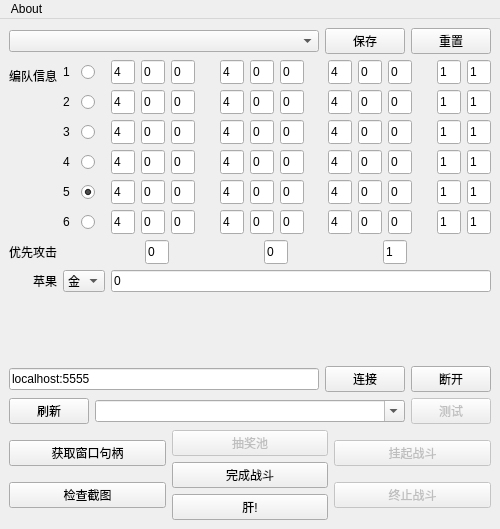
The window that ui/MainWindow.ui (hgjazhgj/FGO-py) describes before a commit, drawn with Qt 5.
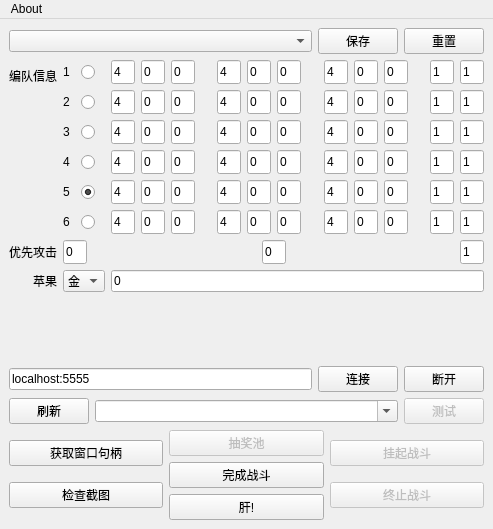
The same window after the commit.

```diff
--- a/ui/MainWindow.ui
+++ b/ui/MainWindow.ui
@@ -7,7 +7,7 @@
    <rect>
     <x>0</x>
     <y>0</y>
-    <width>500</width>
+    <width>493</width>
     <height>529</height>
    </rect>
   </property>
@@ -52,6 +52,9 @@
     </item>
     <item>
      <layout class="QFormLayout" name="LAYOUT_INFO">
+      <property name="rowWrapPolicy">
+       <enum>QFormLayout::WrapLongRows</enum>
+      </property>
       <property name="labelAlignment">
        <set>Qt::AlignRight|Qt::AlignTrailing|Qt::AlignVCenter</set>
       </property>
@@ -2268,6 +2271,12 @@
           <property name="orientation">
            <enum>Qt::Horizontal</enum>
           </property>
+          <property name="sizeHint" stdset="0">
+           <size>
+            <width>0</width>
+            <height>0</height>
+           </size>
+          </property>
          </spacer>
         </item>
         <item>
@@ -2300,6 +2309,12 @@
           <property name="orientation">
            <enum>Qt::Horizontal</enum>
           </property>
+          <property name="sizeHint" stdset="0">
+           <size>
+            <width>0</width>
+            <height>0</height>
+           </size>
+          </property>
          </spacer>
         </item>
         <item>
@@ -2567,7 +2582,7 @@
     <rect>
      <x>0</x>
      <y>0</y>
-     <width>500</width>
+     <width>493</width>
      <height>26</height>
     </rect>
    </property>
```
Left out of the diff: 4 changed lines with no effect on the pictures.
